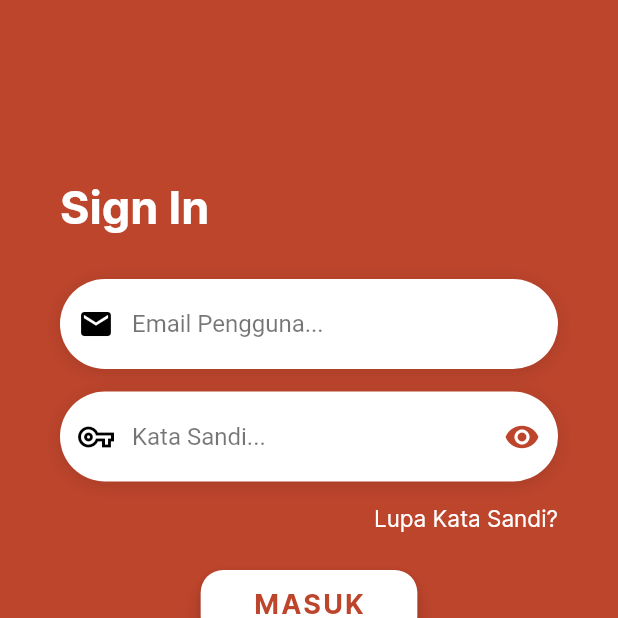
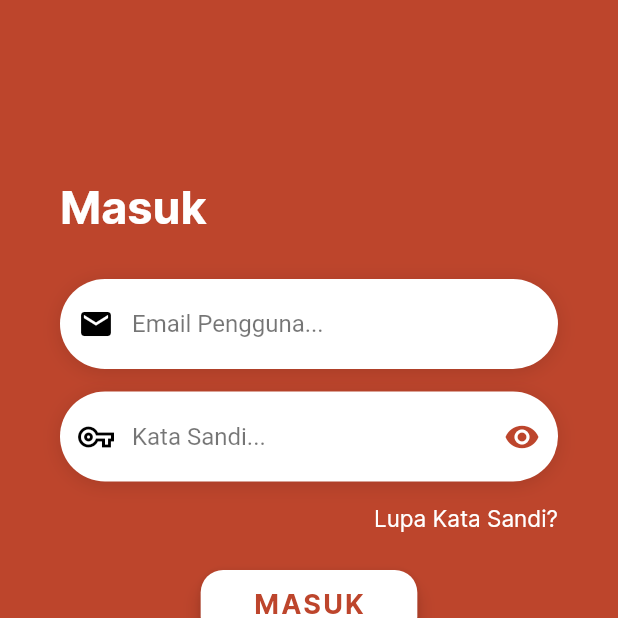
Before and after one commit to ihsanannashir/defood-app, a Flutter app: the LoginPage screen opened directly, on a phone screen of 412 x 824 dp, the top half of it. Run offline on Flutter 3.47's test engine with Material 2 defaults, Android fonts, the phone set to English and light mode, and no system bars; our stand-ins replace bottom_navy_bar, carousel_slider, firebase_auth, firebase_dynamic_links, liquid_swipe, shared_preferences; accounts and stored records are empty; Roboto replaces fonts that are missing (OpenSans).

Commit message:
Language Change

```diff
--- a/lib/screens/login.dart
+++ b/lib/screens/login.dart
@@ -53,7 +53,7 @@ class _LoginPageState extends State<LoginPage> {
                             crossAxisAlignment: CrossAxisAlignment.start,
                             children: <Widget>[
                               Text(
-                                'Sign In',
+                                'Masuk',
                                 style: TextStyle(
                                   color: Colors.white,
                                   fontFamily: 'Inter',
```
